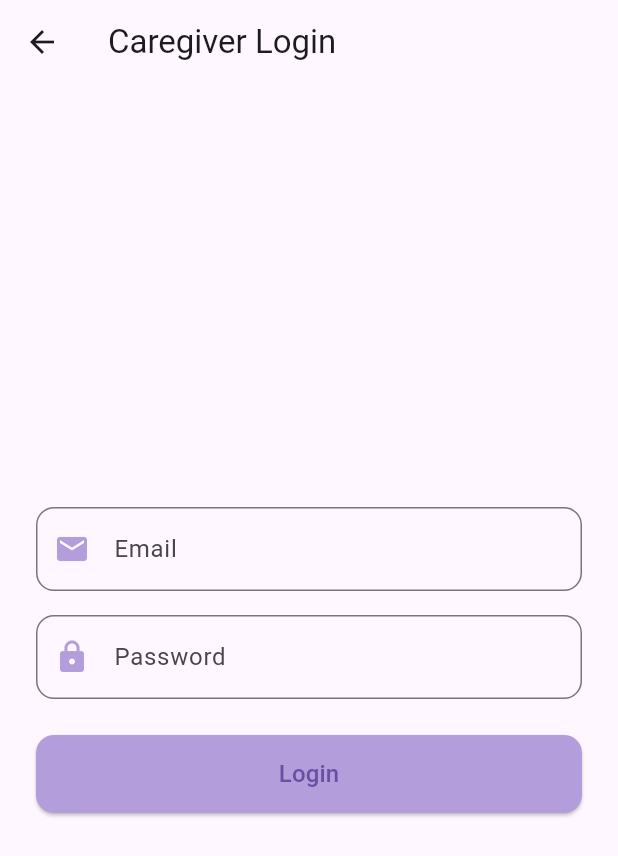
After one commit to SaurabhShahane30/codecrew_khacks, a Flutter app: the screen it shows after launch, after a tap on "Caregiver", on a phone screen of 412 x 824 dp. The commit adds this screen. Shown: the top 856 px of the screen. Run offline on Flutter 3.47's test engine with Material 3 defaults, Android fonts, the phone set to English and light mode, and no system bars; our stand-ins replace flutter_secure_storage.

Commit message:
adding caretaker login page

```diff
--- /dev/null
+++ b/frontend/khacks_app/lib/CareTaker/caregiver_login_screen.dart
@@ -0,0 +1,38 @@
+import 'package:flutter/material.dart';
+import 'package:khacks_app/CareTaker/caregiver_home_screen.dart';
+import '../core/input_field.dart';
+import '../core/app_button.dart';
+
+
+class CaregiverLoginScreen extends StatelessWidget {
+  const CaregiverLoginScreen({super.key});
+
+  @override
+  Widget build(BuildContext context) {
+    return Scaffold(
+      appBar: AppBar(title: const Text("Caregiver Login")),
+      body: Padding(
+        padding: const EdgeInsets.all(24),
+        child: Column(
+          mainAxisAlignment: MainAxisAlignment.center,
+          children: [
+            TextField(decoration: inputDecoration("Email", Icons.email)),
+            const SizedBox(height: 16),
+            TextField(
+              obscureText: true,
+              decoration: inputDecoration("Password", Icons.lock),
+            ),
+            const SizedBox(height: 24),
+            appButton("Login", () {
+              Navigator.pushReplacement(
+                context,
+                MaterialPageRoute(
+                    builder: (_) => const CaregiverHomeScreen()),
+              );
+            }),
+          ],
+        ),
+      ),
+    );
+  }
+}
--- a/frontend/khacks_app/lib/role_selection_screen.dart
+++ b/frontend/khacks_app/lib/role_selection_screen.dart
@@ -1,6 +1,9 @@
 import 'package:flutter/material.dart';
 import 'package:khacks_app/Patient/LoginPage.dart';
 import 'package:khacks_app/core/app_card.dart';
+
+import 'CareTaker/caregiver_login_screen.dart';
+import 'Doctor/doctor_login_screen.dart';
 
 
 class RoleSelectionScreen extends StatelessWidget {
@@ -18,7 +21,10 @@ class RoleSelectionScreen extends StatelessWidget {
                 style: TextStyle(fontSize: 26, fontWeight: FontWeight.bold)),
             const SizedBox(height: 32),
 
-
+            roleCard(context, "Doctor", Icons.local_hospital,
+                const DoctorLoginScreen()),
+            roleCard(context, "Caregiver", Icons.volunteer_activism,
+                const CaregiverLoginScreen()),
             roleCard(
                 context, "Patient", Icons.person, LoginScreen()),
           ],
```
Also changed, not shown: frontend/khacks_app/lib/CareTaker/caregiver_home_screen.dart (added, +15 -0 lines), frontend/khacks_app/lib/CareTaker/caregiver_signup_screen.dart (added, +30 -0 lines).
